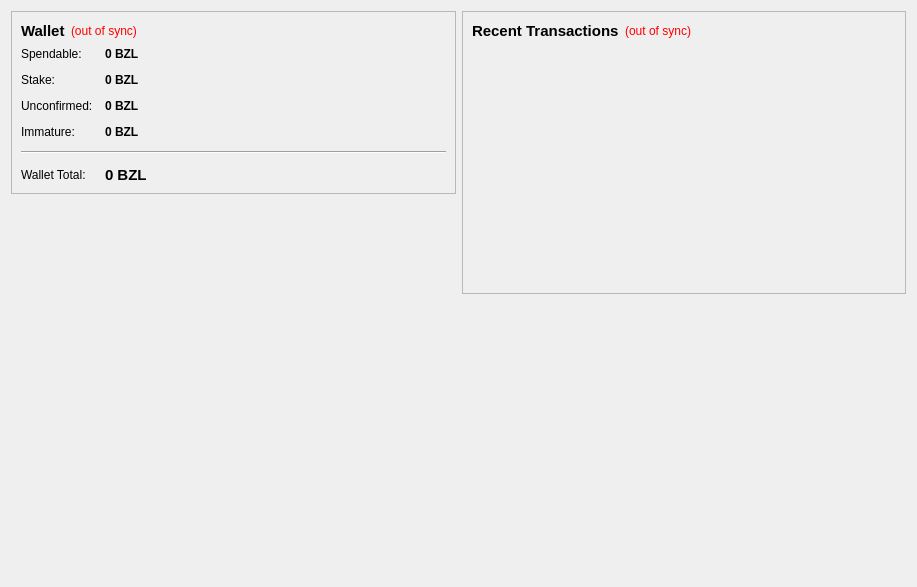
This is src/qt/forms/overviewpage.ui in bzlcoin/bzlcoin as Qt 5 draws it before an edit. The edited form follows.
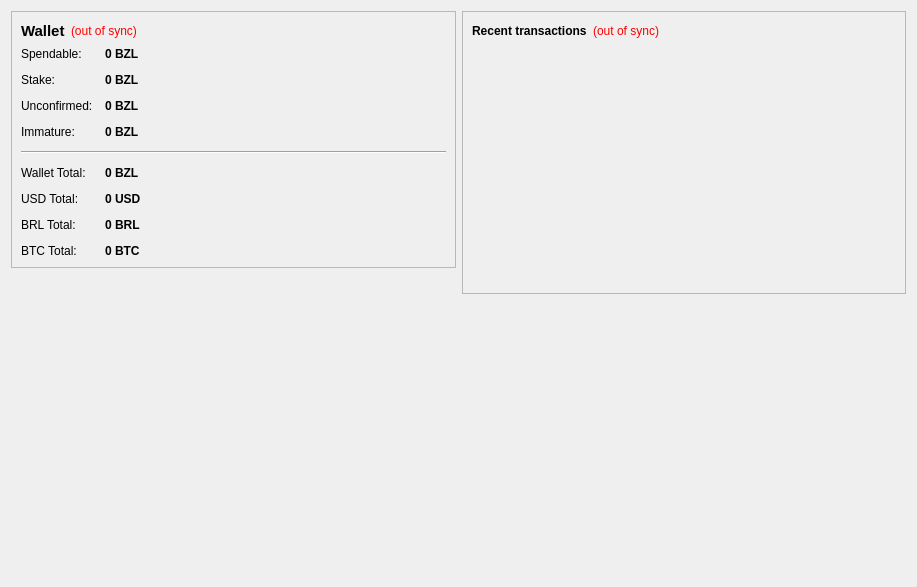
This is the edited form. Icons and pictures are not drawn.

```diff
--- a/src/qt/forms/overviewpage.ui
+++ b/src/qt/forms/overviewpage.ui
@@ -227,7 +227,6 @@
            <widget class="QLabel" name="labelTotal">
             <property name="font">
              <font>
-              <pointsize>11</pointsize>
               <weight>75</weight>
               <bold>true</bold>
              </font>
@@ -246,6 +245,84 @@
             </property>
            </widget>
           </item>
+		    <item row="6" column="0">
+           <widget class="QLabel" name="label_7">
+            <property name="text">
+             <string>USD Total:</string>
+            </property>
+           </widget>
+          </item>
+          <item row="6" column="1">
+           <widget class="QLabel" name="labelUSDTotal">
+            <property name="font">
+             <font>
+              <weight>75</weight>
+              <bold>true</bold>
+             </font>
+            </property>
+            <property name="cursor">
+             <cursorShape>IBeamCursor</cursorShape>
+            </property>
+            <property name="toolTip">
+             <string>Your current total balance in USD, Rate is not updated often</string>
+            </property>
+            <property name="text">
+             <string>0 USD</string>
+            </property>
+           </widget>
+          </item>
+		  <item row="7" column="0">
+           <widget class="QLabel" name="label_7">
+            <property name="text">
+             <string>BRL Total:</string>
+            </property>
+           </widget>
+          </item>
+          <item row="7" column="1">
+           <widget class="QLabel" name="labelBRLTotal">
+            <property name="font">
+             <font>
+              <weight>75</weight>
+              <bold>true</bold>
+             </font>
+            </property>
+            <property name="cursor">
+             <cursorShape>IBeamCursor</cursorShape>
+            </property>
+            <property name="toolTip">
+             <string>Your current total balance in BRL, Rate is not updated often</string>
+            </property>
+            <property name="text">
+             <string>0 BRL</string>
+            </property>
+           </widget>
+          </item>
+          <item row="8" column="0">
+           <widget class="QLabel" name="label_9">
+            <property name="text">
+             <string>BTC Total:</string>
+            </property>
+           </widget>
+          </item>
+          <item row="8" column="1">
+           <widget class="QLabel" name="labelBTCTotal">
+            <property name="font">
+             <font>
+              <weight>75</weight>
+              <bold>true</bold>
+             </font>
+            </property>
+            <property name="cursor">
+             <cursorShape>IBeamCursor</cursorShape>
+            </property>
+            <property name="toolTip">
+             <string>Your current total balance in BTC, Rate is not updated often</string>
+            </property>
+            <property name="text">
+             <string>0 BTC</string>
+            </property>
+           </widget>
+          </item>
          </layout>
         </item>
        </layout>
@@ -291,13 +368,8 @@
          <layout class="QHBoxLayout" name="horizontalLayout_2">
           <item>
            <widget class="QLabel" name="label_4">
-            <property name="font">
-             <font>
-              <pointsize>11</pointsize>
-             </font>
-            </property>
             <property name="text">
-             <string>&lt;b&gt;Recent Transactions&lt;/b&gt;</string>
+             <string>&lt;b&gt;Recent transactions&lt;/b&gt;</string>
             </property>
            </widget>
           </item>
```
Left out of the diff: 4 changed lines with no effect on the pictures.
